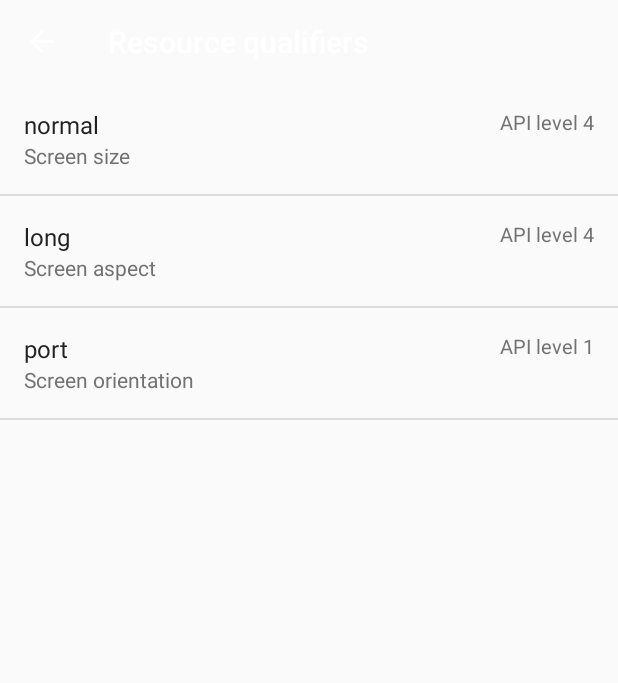
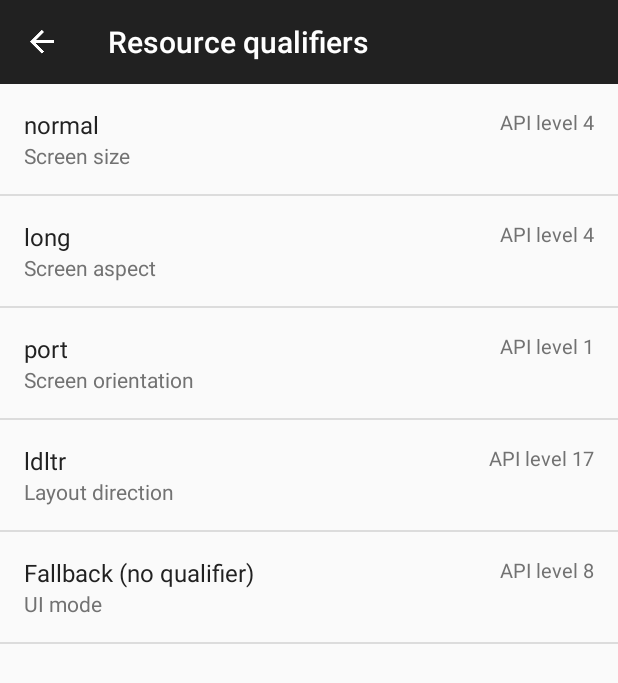
Before and after one commit to roys/java-android-developertools, an Android app: the ResourceQualifiersActivity screen opened directly, with no data from a screen before it, on a phone screen of 412 x 824 dp. Shown: the top 683 px of the screen. Run offline under Robolectric (Android 15) with nearby library versions, the phone set to English and light mode, and no system bars.

Commit message:
Added resource qualifiers for layout direction and ui mode. Started experimenting with activity transitions. Other minor stuff.

```diff
--- a/app/src/main/java/com/roysolberg/android/developertools/ui/activity/MainActivity.java
+++ b/app/src/main/java/com/roysolberg/android/developertools/ui/activity/MainActivity.java
@@ -8,9 +8,14 @@ import android.os.Build;
 import android.os.Bundle;
 import android.provider.Settings;
 import android.support.design.widget.CollapsingToolbarLayout;
+import android.support.v4.app.ActivityOptionsCompat;
 import android.support.v4.app.DialogFragment;
 import android.support.v4.app.FragmentActivity;
 import android.support.v7.widget.Toolbar;
+import android.transition.Explode;
+import android.transition.Fade;
+import android.transition.Slide;
+import android.transition.Transition;
 import android.util.Log;
 import android.view.View;
 import android.view.ViewGroup;
@@ -32,6 +37,13 @@ public class MainActivity extends FragmentActivity {
     @Override
     protected void onCreate(Bundle savedInstanceState) {
         super.onCreate(savedInstanceState);
+
+        if (Build.VERSION.SDK_INT >= Build.VERSION_CODES.LOLLIPOP) {
+            Transition transition = new Fade();
+            getWindow().setExitTransition(transition);
+            getWindow().setReenterTransition(transition);
+        }
+
         setContentView(R.layout.activity_main);
         Stetho.initializeWithDefaults(this);
 
@@ -67,6 +79,7 @@ public class MainActivity extends FragmentActivity {
 
         if (sdkVersion >= 18 && sdkVersion <= 19) { // Android 4.3-4.4
             findViewById(R.id.textView_settings_permissions).setVisibility(View.VISIBLE);
+            findViewById(R.id.include_list_divider).setVisibility(View.VISIBLE);
         }
     }
 
@@ -74,10 +87,14 @@ public class MainActivity extends FragmentActivity {
         switch (view.getId()) {
             case R.id.textView_resource_qualifiers:
                 if (twoPaneMode) {
-                    ((ViewGroup)findViewById(R.id.layout_content)).removeAllViews();
+                    ((ViewGroup) findViewById(R.id.layout_content)).removeAllViews();
                     getSupportFragmentManager().beginTransaction().replace(R.id.layout_content, new ResourceQualifiersFragment()).commit();
                 } else {
-                    startActivity(new Intent(getApplicationContext(), ResourceQualifiersActivity.class));
+                    if (Build.VERSION.SDK_INT >= Build.VERSION_CODES.JELLY_BEAN) {
+                        startActivity(new Intent(getApplicationContext(), ResourceQualifiersActivity.class), ActivityOptionsCompat.makeSceneTransitionAnimation(this).toBundle());
+                    } else {
+                        startActivity(new Intent(getApplicationContext(), ResourceQualifiersActivity.class));
+                    }
                 }
                 break;
             case R.id.textView_app_dalvik_explorer:
--- a/app/src/main/java/com/roysolberg/android/developertools/ui/activity/ResourceQualifiersActivity.java
+++ b/app/src/main/java/com/roysolberg/android/developertools/ui/activity/ResourceQualifiersActivity.java
@@ -1,9 +1,14 @@
 package com.roysolberg.android.developertools.ui.activity;
 
+import android.os.Build;
 import android.os.Bundle;
 import android.support.v4.app.FragmentActivity;
 import android.support.v4.app.NavUtils;
 import android.support.v7.widget.Toolbar;
+import android.transition.Explode;
+import android.transition.Fade;
+import android.transition.Slide;
+import android.transition.Transition;
 import android.view.View;
 
 import com.roysolberg.android.developertools.R;
@@ -13,6 +18,13 @@ public class ResourceQualifiersActivity extends FragmentActivity {
     @Override
     protected void onCreate(Bundle savedInstanceState) {
         super.onCreate(savedInstanceState);
+
+        if (Build.VERSION.SDK_INT >= Build.VERSION_CODES.LOLLIPOP) {
+            Transition transition = new Fade();
+            getWindow().setReturnTransition(transition);
+            getWindow().setEnterTransition(transition);
+        }
+
         setContentView(R.layout.activity_resource_qualifiers);
         Toolbar toolbar = (Toolbar) findViewById(R.id.toolbar);
         toolbar.setTitle(getString(R.string.resource_qualifiers));
--- a/app/src/main/res/layout/activity_resource_qualifiers.xml
+++ b/app/src/main/res/layout/activity_resource_qualifiers.xml
@@ -1,6 +1,5 @@
 <?xml version="1.0" encoding="utf-8"?>
 <LinearLayout xmlns:android="http://schemas.android.com/apk/res/android"
-    xmlns:app="http://schemas.android.com/apk/res-auto"
     xmlns:tools="http://schemas.android.com/tools"
     android:layout_width="match_parent"
     android:layout_height="match_parent"
@@ -11,6 +10,7 @@
         android:layout_width="match_parent"
         android:layout_height="?attr/actionBarSize"
         android:theme="@style/ThemeOverlay.AppCompat.Dark.ActionBar"
+        android:background="@color/primary"
         />
 
     <ScrollView
--- a/app/src/main/res/layout/fragment_main.xml
+++ b/app/src/main/res/layout/fragment_main.xml
@@ -223,7 +223,10 @@
         android:textSize="16sp"
         android:visibility="gone" />
 
-    <include layout="@layout/list_divider" />
+    <include
+        android:id="@+id/include_list_divider"
+        layout="@layout/list_divider"
+        android:visibility="gone" />
 
     <TextView
         android:id="@+id/textView_settings_apps"
--- a/app/src/main/res/layout/fragment_resource_qualifiers.xml
+++ b/app/src/main/res/layout/fragment_resource_qualifiers.xml
@@ -2,6 +2,7 @@
 <LinearLayout xmlns:android="http://schemas.android.com/apk/res/android"
     android:layout_width="match_parent"
     android:layout_height="match_parent"
+    xmlns:tools="http://schemas.android.com/tools"
     android:orientation="vertical"
     android:paddingBottom="8dp">
 
@@ -135,7 +136,6 @@
             android:paddingLeft="16dp"
             android:paddingRight="16dp"
             android:singleLine="true"
-            android:tag="test"
             android:text="@string/screen_orientation"
             android:textColor="@color/secondary_text"
             android:textSize="14sp" />
@@ -146,7 +146,6 @@
             android:layout_alignParentEnd="true"
             android:layout_alignParentRight="true"
             android:ellipsize="end"
-            android:tag="test"
             android:fontFamily="sans-serif"
             android:paddingLeft="16dp"
             android:paddingRight="16dp"
@@ -159,4 +158,104 @@
 
     <include layout="@layout/list_divider_text_only" />
 
+    <RelativeLayout
+        android:layout_width="fill_parent"
+        android:layout_height="wrap_content">
+
+        <TextView
+            android:id="@+id/textView4"
+            android:layout_width="match_parent"
+            android:layout_height="wrap_content"
+            android:ellipsize="end"
+            android:fontFamily="sans-serif"
+            android:paddingLeft="16dp"
+            android:paddingRight="16dp"
+            android:paddingTop="16dp"
+            android:singleLine="true"
+            android:text="@string/qualifier_layout_direction"
+            android:textColor="@color/primary_text"
+            android:textSize="16sp" />
+
+        <TextView
+            android:layout_width="match_parent"
+            android:layout_height="wrap_content"
+            android:layout_below="@+id/textView4"
+            android:ellipsize="end"
+            android:fontFamily="sans-serif"
+            android:paddingBottom="16dp"
+            android:paddingLeft="16dp"
+            android:paddingRight="16dp"
+            android:singleLine="true"
+            android:text="@string/layout_direction"
+            android:textColor="@color/secondary_text"
+            android:textSize="14sp" />
+
+        <TextView
+            android:layout_width="wrap_content"
+            android:layout_height="wrap_content"
+            android:layout_alignParentEnd="true"
+            android:layout_alignParentRight="true"
+            android:ellipsize="end"
+            android:fontFamily="sans-serif"
+            android:paddingLeft="16dp"
+            android:paddingRight="16dp"
+            android:paddingTop="16dp"
+            android:singleLine="true"
+            android:text="@string/api_level_17"
+            android:textColor="@color/secondary_text"
+            android:textSize="13sp" />
+    </RelativeLayout>
+
+    <include layout="@layout/list_divider_text_only" />
+
+    <RelativeLayout
+        android:layout_width="fill_parent"
+        android:layout_height="wrap_content">
+
+        <TextView
+            android:id="@+id/textView5"
+            android:layout_width="match_parent"
+            android:layout_height="wrap_content"
+            android:ellipsize="end"
+            android:fontFamily="sans-serif"
+            android:paddingLeft="16dp"
+            android:paddingRight="16dp"
+            android:paddingTop="16dp"
+            android:singleLine="true"
+            android:text="@string/qualifier_ui_mode"
+            android:textColor="@color/primary_text"
+            android:textSize="16sp" />
+
+        <TextView
+            android:layout_width="match_parent"
+            android:layout_height="wrap_content"
+            android:layout_below="@+id/textView5"
+            android:ellipsize="end"
+            android:fontFamily="sans-serif"
+            android:paddingBottom="16dp"
+            android:paddingLeft="16dp"
+            android:paddingRight="16dp"
+            android:singleLine="true"
+            android:text="@string/ui_mode"
+            android:textColor="@color/secondary_text"
+            android:textSize="14sp" />
+
+        <TextView
+            android:layout_width="wrap_content"
+            android:layout_height="wrap_content"
+            android:layout_alignParentEnd="true"
+            android:layout_alignParentRight="true"
+            android:ellipsize="end"
+            android:fontFamily="sans-serif"
+            android:paddingLeft="16dp"
+            android:paddingRight="16dp"
+            android:paddingTop="16dp"
+            android:singleLine="true"
+            android:text="@string/api_level_8"
+            android:textColor="@color/secondary_text"
+            android:textSize="13sp" />
+    </RelativeLayout>
+
+    <include layout="@layout/list_divider_text_only" />
+
 </LinearLayout>
--- /dev/null
+++ b/app/src/main/res/values-appliance/strings.xml
@@ -0,0 +1,4 @@
+<?xml version="1.0" encoding="utf-8"?>
+<resources>
+    <string name="qualifier_ui_mode">appliance</string>
+</resources>
--- /dev/null
+++ b/app/src/main/res/values-desk/strings.xml
@@ -0,0 +1,4 @@
+<?xml version="1.0" encoding="utf-8"?>
+<resources>
+    <string name="qualifier_ui_mode">desk</string>
+</resources>
--- /dev/null
+++ b/app/src/main/res/values-ldltr/strings.xml
@@ -0,0 +1,4 @@
+<?xml version="1.0" encoding="utf-8"?>
+<resources>
+    <string name="qualifier_layout_direction">ldltr</string>
+</resources>
--- /dev/null
+++ b/app/src/main/res/values-ldrtl/strings.xml
@@ -0,0 +1,4 @@
+<?xml version="1.0" encoding="utf-8"?>
+<resources>
+    <string name="qualifier_layout_direction">ldrtl</string>
+</resources>
--- /dev/null
+++ b/app/src/main/res/values-television/strings.xml
@@ -0,0 +1,4 @@
+<?xml version="1.0" encoding="utf-8"?>
+<resources>
+    <string name="qualifier_ui_mode">television</string>
+</resources>
--- /dev/null
+++ b/app/src/main/res/values-watch/strings.xml
@@ -0,0 +1,4 @@
+<?xml version="1.0" encoding="utf-8"?>
+<resources>
+    <string name="qualifier_ui_mode">watch</string>
+</resources>
--- a/app/src/main/res/values/strings.xml
+++ b/app/src/main/res/values/strings.xml
@@ -30,4 +30,10 @@
     <string name="api_level_1">API level 1</string>
     <string name="screen_orientation">Screen orientation</string>
     <string name="qualifier_screen_orientation">@string/fallback_no_qualifier</string>
+    <string name="api_level_17">API level 17</string>
+    <string name="layout_direction">Layout direction</string>
+    <string name="qualifier_layout_direction">@string/fallback_no_qualifier</string>
+    <string name="api_level_8">API level 8</string>
+    <string name="ui_mode">UI mode</string>
+    <string name="qualifier_ui_mode">@string/fallback_no_qualifier</string>
 </resources>
```
Also changed, not shown: 1 other file.
